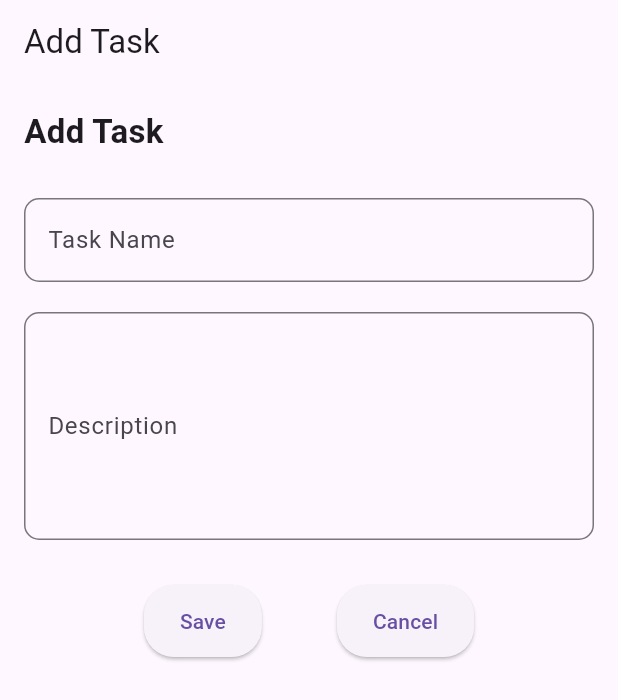
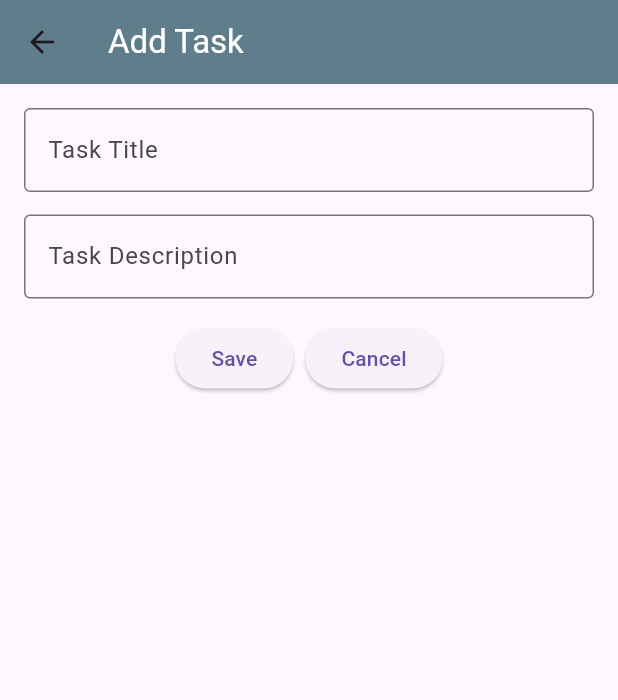
Before and after one commit to Moka-22/todolist, a Flutter app: the screen it shows after launch, after a tap on the "add" icon, on a phone screen of 412 x 824 dp. Shown: the top 700 px of the screen. Run offline on Flutter 3.47's test engine with Material 3 defaults, Android fonts, the phone set to English and light mode, and no system bars; our stand-ins replace shared_preferences.

Commit message:
todolist app

```diff
--- a/lib/database/shared_prefrence.dart
+++ b/lib/database/shared_prefrence.dart
@@ -1,25 +1,27 @@
+import 'package:shared_preferences/shared_preferences.dart';
 import 'dart:convert';
-import 'package:shared_preferences/shared_preferences.dart';
 
-import '../models/task_model.dart';
+class SharedPreferenceService {
+  static const String tasksKey = 'tasks';
 
-class TaskPreferences {
-  static const String taskKey = 'tasks';
-
-  // Save task list
-  static Future<void> saveTasks(List<Task> tasks) async {
+  Future<void> saveTasks(List<Map<String, dynamic>> tasks) async {
     SharedPreferences prefs = await SharedPreferences.getInstance();
-    List<String> taskList = tasks.map((task) => jsonEncode(task.toJson())).toList();
-    prefs.setStringList(taskKey, taskList);
+    String tasksString = jsonEncode(tasks);
+    await prefs.setString(tasksKey, tasksString);
   }
 
-  // Load task list
-  static Future<List<Task>> loadTasks() async {
+  Future<List<Map<String, dynamic>>> loadTasks() async {
     SharedPreferences prefs = await SharedPreferences.getInstance();
-    List<String>? taskList = prefs.getStringList(taskKey);
-    if (taskList != null) {
-      return taskList.map((taskString) => Task.fromJson(jsonDecode(taskString))).toList();
+    String? tasksString = prefs.getString(tasksKey);
+    if (tasksString != null) {
+      List<dynamic> decodedTasks = jsonDecode(tasksString);
+      return decodedTasks.map((task) => Map<String, dynamic>.from(task)).toList();
     }
     return [];
   }
+
+  Future<void> clearTasks() async {
+    SharedPreferences prefs = await SharedPreferences.getInstance();
+    await prefs.remove(tasksKey);
+  }
 }
--- a/lib/main.dart
+++ b/lib/main.dart
@@ -1,5 +1,7 @@
 import 'package:flutter/material.dart';
 import 'package:todolist/views/home/home_view.dart';
+import 'package:todolist/views/tasks/add_task_view.dart';
+import 'package:todolist/views/tasks/edit_task_view.dart';
 
 void main() {
   runApp(const MyApp());
@@ -12,7 +14,11 @@ class MyApp extends StatelessWidget {
   Widget build(BuildContext context) {
     return MaterialApp(
       debugShowCheckedModeBanner: false,
-      home: HomeView(),
+      home: const HomeView(),
+      routes: {
+        '/add': (context) => const AddTaskScreen(),
+        '/edit': (context) => EditTaskScreen(task: {}, index: -1), // Dummy task and index
+      },
     );
   }
 }
--- a/lib/views/tasks/add_task_view.dart
+++ b/lib/views/tasks/add_task_view.dart
@@ -1,17 +1,64 @@
 import 'package:flutter/material.dart';
-import 'package:todolist/widgets/tasks/add_task_widget.dart';
 
-class AddTaskView extends StatefulWidget {
+class AddTaskScreen extends StatefulWidget {
+  const AddTaskScreen({super.key});
+
   @override
-  State<AddTaskView> createState() => _AddTaskViewState();
+  State<AddTaskScreen> createState() => _AddTaskScreenState();
 }
 
-class _AddTaskViewState extends State<AddTaskView> {
+class _AddTaskScreenState extends State<AddTaskScreen> {
+  final TextEditingController _titleController = TextEditingController();
+  final TextEditingController _descriptionController = TextEditingController();
+
+  void _saveTask() {
+    if (_titleController.text.isNotEmpty && _descriptionController.text.isNotEmpty) {
+      Navigator.pop(context, {
+        'title': _titleController.text,
+        'description': _descriptionController.text,
+        'completed': false,
+      });
+    }
+  }
+
   @override
   Widget build(BuildContext context) {
     return Scaffold(
-      body: SafeArea(
-        child: AddTaskWidget(onSave: (String name, description) {  },),
+      appBar: AppBar(
+        backgroundColor: Colors.blueGrey,
+        title: const Text('Add Task',style: TextStyle(color: Colors.white),),
+      ),
+      body: Padding(
+        padding: const EdgeInsets.all(16.0),
+        child: Column(
+          children: [
+            TextField(
+              controller: _titleController,
+              decoration: const InputDecoration(labelText: 'Task Title',border: OutlineInputBorder(),),
+            ),
+            const SizedBox(height: 15,),
+            TextField(
+              controller: _descriptionController,
+              decoration: const InputDecoration(labelText: 'Task Description',border: OutlineInputBorder(),),
+            ),
+            const SizedBox(height: 16),
+            Row(
+              mainAxisAlignment: MainAxisAlignment.center,
+              children: [
+                ElevatedButton(
+                  onPressed: _saveTask,
+                  child: const Text('Save'),
+                ),
+
+                const SizedBox(width: 8),
+                ElevatedButton(
+                  onPressed: () => Navigator.pop(context),
+                  child: const Text('Cancel'),
+                ),
+              ],
+            )
+          ],
+        ),
       ),
     );
   }
--- a/lib/widgets/appbar/custom_appbar.dart
+++ /dev/null
@@ -1,31 +0,0 @@
-import 'package:flutter/material.dart';
-
-class CustomAppBar extends StatelessWidget {
-  const CustomAppBar({
-    super.key, required this.text, this.icon,
-  });
-  final String text;
-  final IconData? icon;
-  @override
-  Widget build(BuildContext context) {
-    return Row(
-      mainAxisAlignment: MainAxisAlignment.spaceBetween,
-      children: [
-        Text(
-          text,
-          style: TextStyle(
-            fontSize: 22,
-            fontWeight: FontWeight.w600,
-          ),
-        ),
-        IconButton(
-          onPressed: () {},
-          icon: Icon(
-            icon,
-            color: Colors.black,
-          ),
-        ),
-      ],
-    );
-  }
-}
--- a/lib/widgets/button/custom_button.dart
+++ /dev/null
@@ -1,22 +0,0 @@
-import 'package:flutter/material.dart';
-
-class CustomButton extends StatelessWidget {
-  const CustomButton({
-    super.key, required this.text, required Null Function() onPressed,
-  });
-  final String text;
-  @override
-  Widget build(BuildContext context) {
-    return ElevatedButton(
-      style: ElevatedButton.styleFrom(
-        padding: EdgeInsets.symmetric(horizontal: 24, vertical: 14),
-        shape: RoundedRectangleBorder(
-          borderRadius: BorderRadius.circular(20),
-        ),
-      ),
-      onPressed: () {
-      },
-      child: Text(text,),
-    );
-  }
-}
--- a/lib/widgets/tasks/add_task_widget.dart
+++ /dev/null
@@ -1,89 +0,0 @@
-import 'package:flutter/material.dart';
-import 'package:todolist/widgets/appbar/custom_appbar.dart';
-import 'package:todolist/widgets/button/custom_button.dart';
-import 'package:todolist/widgets/textformfield/task_text_form_field.dart';
-
-class AddTaskWidget extends StatefulWidget {
-  final Function(String name, String description) onSave;
-
-  const AddTaskWidget({
-    super.key,
-    required this.onSave, // Required to pass a callback function to save the new task
-  });
-
-  @override
-  State<AddTaskWidget> createState() => _AddTaskWidgetState();
-}
-
-class _AddTaskWidgetState extends State<AddTaskWidget> {
-  final _formKey = GlobalKey<FormState>();
-  String? taskName;
-  String? taskDescription;
-
-  @override
-  Widget build(BuildContext context) {
-    return Scaffold(
-      appBar: AppBar(
-        title: Text('Add Task'),
-      ),
-      body: Padding(
-        padding: const EdgeInsets.symmetric(horizontal: 16, vertical: 8),
-        child: Form(
-          key: _formKey,
-          child: Column(
-            crossAxisAlignment: CrossAxisAlignment.start,
-            children: [
-              CustomAppBar(
-                text: 'Add Task',
-              ),
-              const SizedBox(height: 20),
-              TaskTextFormField(
-                labelText: 'Task Name',
-                onSaved: (value) {
-                  taskName = value!;
-                },
-              ),
-              const SizedBox(
-                height: 20,
-              ),
-              TaskTextFormField(
-                labelText: 'Description',
-                maxLines: 5,
-                onSaved: (value) {
-                  taskDescription = value!;
-                },
-              ),
-              const SizedBox(
-                height: 30,
-              ),
-              Row(
-                mainAxisAlignment: MainAxisAlignment.center,
-                children: [
-                  CustomButton(
-                    text: "Save",
-                    onPressed: () {
-                      if (_formKey.currentState!.validate()) {
-                        _formKey.currentState!.save();
-                        widget.onSave(taskName!, taskDescription!); // Pass new task data to the callback
-                        Navigator.pop(context); // Return to the previous screen after saving
-                      }
-                    },
-                  ),
-                  const SizedBox(
-                    width: 50,
-                  ),
-                  CustomButton(
-                    text: "Cancel",
-                    onPressed: () {
-                      Navigator.pop(context); // Simply go back without adding any task
-                    },
-                  ),
-                ],
-              ),
-            ],
-          ),
-        ),
-      ),
-    );
-  }
-}
--- a/lib/widgets/textformfield/task_text_form_field.dart
+++ /dev/null
@@ -1,36 +0,0 @@
-import 'package:flutter/material.dart';
-
-class TaskTextFormField extends StatelessWidget {
-  const TaskTextFormField({
-    super.key,
-    this.onSaved,
-    required this.labelText,
-    this.onChanged,
-    this.maxLines, String? initialValue,
-  });
-  final void Function(String?)? onSaved;
-  final void Function(String)? onChanged;
-  final String labelText;
-  final int? maxLines;
-  @override
-  Widget build(BuildContext context) {
-    return TextFormField(
-      decoration: InputDecoration(
-        border: OutlineInputBorder(
-          borderRadius: BorderRadius.circular(10),
-        ),
-        labelText: labelText,
-      ),
-      onSaved: onSaved,
-      maxLines: maxLines,
-      onChanged: onChanged,
-      validator: (value) {
-        if (value?.isEmpty ?? true) {
-          return 'Field is Required';
-        } else {
-          return null;
-        }
-      },
-    );
-  }
-}
```
Also changed, not shown: lib/views/home/home_view.dart (+70 -45 lines), lib/views/tasks/edit_task_view.dart (+65 -7 lines), lib/widgets/home/home_view_widget.dart (deleted, +0 -81 lines), lib/widgets/tasks/edit_task_widget.dart (deleted, +0 -94 lines).
